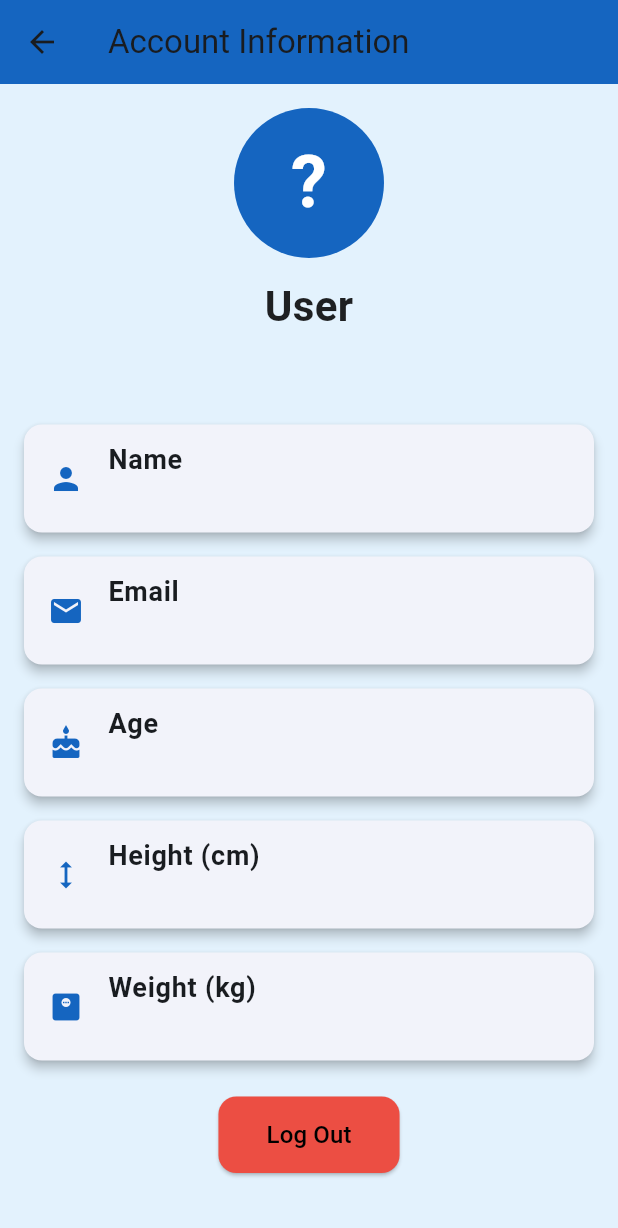
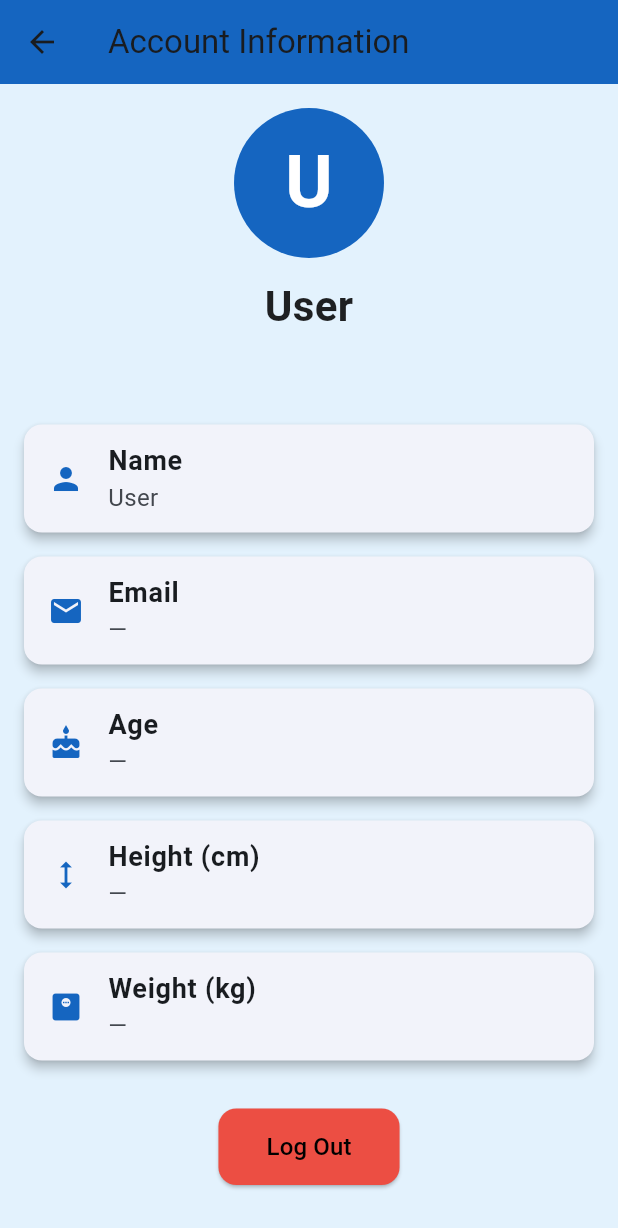
Before and after one commit to AdrienneChiu/AI-SleepAppTracker, a Flutter app: the NavigationExample screen opened by its route, after a tap on the "account circle" icon, on a phone screen of 412 x 824 dp. Shown: the top 1228 px of the screen. Run offline on Flutter 3.47's test engine with Material 3 defaults, Android fonts, the phone set to English and light mode, and no system bars; our stand-ins replace fl_chart, sqflite; missing offline and left inert: tflite_flutter; accounts and stored records are empty.

Commit message:
trying to fix userAcc issue

```diff
--- a/lib/account_page.dart
+++ b/lib/account_page.dart
@@ -2,12 +2,46 @@ import 'package:flutter/material.dart';
 import 'login_page/login_page.dart';
 
 class AccountPage extends StatelessWidget {
-  final Map<String, String> userData;
+  final Map<String, dynamic> userData;
 
   const AccountPage({super.key, required this.userData});
 
+  // Helper: first non-empty value among possible keys
+  String _firstNonEmpty(List<String> keys) {
+    for (final k in keys) {
+      final v = userData[k];
+      if (v == null) continue;
+      final s = v.toString().trim();
+      if (s.isNotEmpty) return s;
+    }
+    return '';
+  }
+
+  // Build display name from common patterns
+  String get _displayName {
+    final name = _firstNonEmpty(['name', 'fullName', 'full_name', 'username']);
+    if (name.isNotEmpty) return name;
+
+    final first = _firstNonEmpty(['first_name', 'firstName', 'givenName']);
+    final last  = _firstNonEmpty(['last_name', 'lastName', 'familyName']);
+    final joined = [first, last].where((s) => s.isNotEmpty).join(' ');
+    if (joined.isNotEmpty) return joined;
+
+    return 'User';
+    }
+
+  String get _email  => _firstNonEmpty(['email', 'email_address', 'mail']);
+  String get _age    => _firstNonEmpty(['age']);
+  String get _height => _firstNonEmpty(['height', 'height_cm', 'heightCm']);
+  String get _weight => _firstNonEmpty(['weight', 'weight_kg', 'weightKg']);
+
   @override
   Widget build(BuildContext context) {
+    // quick console check so we can see incoming keys if still blank
+    // (harmless in production; remove later if you like)
+    // ignore: avoid_print
+    debugPrint('AccountPage userData keys: ${userData.keys.toList()}');
+
     return Scaffold(
       appBar: AppBar(
         title: const Text('Account Information'),
@@ -20,16 +54,43 @@ class AccountPage extends StatelessWidget {
           children: [
             _buildProfileHeader(),
             const SizedBox(height: 24),
-            _buildInfoCard(Icons.person, 'Name', userData['name'] ?? ''),
-            _buildInfoCard(Icons.email, 'Email', userData['email'] ?? ''),
-            _buildInfoCard(Icons.cake, 'Age', userData['age'] ?? ''),
-            _buildInfoCard(Icons.height, 'Height (cm)', userData['height'] ?? ''),
-            _buildInfoCard(Icons.monitor_weight, 'Weight (kg)', userData['weight'] ?? ''),
+            _buildInfoCard(Icons.person, 'Name', _displayName),
+            _buildInfoCard(Icons.email, 'Email', _email),
+            _buildInfoCard(Icons.cake, 'Age', _age),
+            _buildInfoCard(Icons.height, 'Height (cm)', _height),
+            _buildInfoCard(Icons.monitor_weight, 'Weight (kg)', _weight),
+
             const SizedBox(height: 16),
+
+            // ---------- Optional: Debug raw map viewer (helps see real keys) ----------
+            if (userData.isNotEmpty)
+              ExpansionTile(
+                initiallyExpanded: false,
+                title: const Text('Debug: raw user data',
+                    style: TextStyle(fontWeight: FontWeight.w600)),
+                children: [
+                  Container(
+                    width: double.infinity,
+                    padding: const EdgeInsets.all(12),
+                    margin: const EdgeInsets.symmetric(horizontal: 8, vertical: 8),
+                    decoration: BoxDecoration(
+                      color: Colors.white,
+                      borderRadius: BorderRadius.circular(8),
+                      border: Border.all(color: Colors.black12),
+                    ),
+                    child: Text(
+                      userData.toString(),
+                      style: const TextStyle(fontFamily: 'monospace'),
+                    ),
+                  )
+                ],
+              ),
+            // -------------------------------------------------------------------------
+
+            const SizedBox(height: 8),
             Center(
               child: ElevatedButton(
                 onPressed: () {
-                  // Navigate back to login page
                   Navigator.pushAndRemoveUntil(
                     context,
                     MaterialPageRoute(builder: (context) => const LoginPage()),
@@ -41,12 +102,10 @@ class AccountPage extends StatelessWidget {
                   foregroundColor: Colors.black,
                   padding: const EdgeInsets.symmetric(horizontal: 32, vertical: 14),
                   shape: RoundedRectangleBorder(
-                      borderRadius: BorderRadius.circular(12)),
+                    borderRadius: BorderRadius.circular(12),
+                  ),
                 ),
-                child: const Text(
-                  'Log Out',
-                  style: TextStyle(fontSize: 16),
-                ),
+                child: const Text('Log Out', style: TextStyle(fontSize: 16)),
               ),
             ),
           ],
@@ -56,24 +115,34 @@ class AccountPage extends StatelessWidget {
   }
 
   Widget _buildProfileHeader() {
+    final initial = _displayName.isNotEmpty ? _displayName[0].toUpperCase() : '?';
+
     return Column(
       children: [
         CircleAvatar(
           radius: 50,
           backgroundColor: Colors.blue[800],
           child: Text(
-            (userData['name']?.isNotEmpty == true) ? userData['name']![0].toUpperCase() : '?',
-            style: const TextStyle(fontSize: 48, color: Colors.white, fontWeight: FontWeight.bold),
+            initial,
+            style: const TextStyle(
+              fontSize: 48,
+              color: Colors.white,
+              fontWeight: FontWeight.bold,
+            ),
           ),
         ),
         const SizedBox(height: 12),
         Text(
-          userData['name'] ?? 'User',
-          style: const TextStyle(fontSize: 28, fontWeight: FontWeight.bold, color: Colors.black87),
+          _displayName,
+          style: const TextStyle(
+            fontSize: 28,
+            fontWeight: FontWeight.bold,
+            color: Colors.black87,
+          ),
         ),
         const SizedBox(height: 4),
         Text(
-          userData['email'] ?? '',
+          _email,
           style: TextStyle(fontSize: 16, color: Colors.grey[700]),
         ),
       ],
@@ -87,12 +156,9 @@ class AccountPage extends StatelessWidget {
       shape: RoundedRectangleBorder(borderRadius: BorderRadius.circular(12)),
       child: ListTile(
         leading: Icon(icon, color: Colors.blue[800]),
-        title: Text(
-          label,
-          style: const TextStyle(fontWeight: FontWeight.w600, fontSize: 18),
-        ),
+        title: Text(label, style: const TextStyle(fontWeight: FontWeight.w600, fontSize: 18)),
         subtitle: Text(
-          value,
+          value.isNotEmpty ? value : '—',
           style: const TextStyle(fontSize: 16),
         ),
       ),
--- a/lib/login_page/login_page.dart
+++ b/lib/login_page/login_page.dart
@@ -1,6 +1,9 @@
 import 'package:flutter/material.dart';
+import 'package:provider/provider.dart';
+
 import '../database/database_helper.dart';
 import 'signin_page.dart';
+import '../providers/session_provider.dart';
 
 class LoginPage extends StatefulWidget {
   const LoginPage({super.key});
@@ -15,7 +18,6 @@ class _LoginPageState extends State<LoginPage> {
   final _formKey = GlobalKey<FormState>();
 
   String? _errorMessage;
-  Map<String, dynamic>? userData;
 
   Future<void> _handleLogin() async {
     if (_emailController.text.isEmpty || _passwordController.text.isEmpty) {
@@ -29,8 +31,12 @@ class _LoginPageState extends State<LoginPage> {
     if (user != null) {
       if (_passwordController.text == user['password']) {
         setState(() => _errorMessage = null);
-        userData = user;
 
+        // ✅ Save into SessionProvider
+        final session = Provider.of<SessionProvider>(context, listen: false);
+        session.setUser(user);
+
+        debugPrint("Logged in user: $user");
 
         Navigator.of(context).pushReplacementNamed('/home');
       } else {
@@ -48,8 +54,8 @@ class _LoginPageState extends State<LoginPage> {
     );
 
     if (result != null && result is Map<String, dynamic>) {
-      userData = result;
-      _emailController.text = userData!['email'];
+      // Prefill email after signup
+      _emailController.text = result['email'];
     }
   }
 
@@ -104,24 +110,36 @@ class _LoginPageState extends State<LoginPage> {
                 ),
                 const SizedBox(height: 16),
                 if (_errorMessage != null)
-                  Text(_errorMessage!, style: const TextStyle(color: Colors.redAccent)),
+                  Text(
+                    _errorMessage!,
+                    style: const TextStyle(color: Colors.redAccent),
+                  ),
                 const SizedBox(height: 16),
                 ElevatedButton(
                   onPressed: _handleLogin,
                   style: ElevatedButton.styleFrom(
                     backgroundColor: const Color.fromARGB(255, 7, 167, 241),
                     foregroundColor: Colors.white,
-                    padding: const EdgeInsets.symmetric(horizontal: 32, vertical: 14),
-                    shape: RoundedRectangleBorder(borderRadius: BorderRadius.circular(12)),
+                    padding: const EdgeInsets.symmetric(
+                        horizontal: 32, vertical: 14),
+                    shape: RoundedRectangleBorder(
+                      borderRadius: BorderRadius.circular(12),
+                    ),
                   ),
-                  child: const Text('Login', style: TextStyle(fontSize: 16)),
+                  child: const Text(
+                    'Login',
+                    style: TextStyle(fontSize: 16),
+                  ),
                 ),
                 const SizedBox(height: 12),
                 TextButton(
                   onPressed: _goToSignupPage,
                   style: TextButton.styleFrom(
                     foregroundColor: Colors.white,
-                    textStyle: const TextStyle(fontSize: 14, decoration: TextDecoration.underline),
+                    textStyle: const TextStyle(
+                      fontSize: 14,
+                      decoration: TextDecoration.underline,
+                    ),
                   ),
                   child: const Text("Create Account"),
                 ),
--- a/lib/navigation.dart
+++ b/lib/navigation.dart
@@ -1,4 +1,5 @@
 import 'package:flutter/material.dart';
+import 'package:provider/provider.dart';
 
 // Your pages
 import 'home_page.dart';
@@ -6,16 +7,16 @@ import 'Insights Page/insights_page.dart';
 import 'Info Page/info_page.dart';
 import 'account_page.dart';
 
-// Generated sleep data for 42 nights
-import 'package:provider/provider.dart';
+// Providers
 import 'providers/sleep_data_provider.dart';
+import 'providers/session_provider.dart';
+
+// Models + utils
 import 'models/sleep_stage_result.dart';
 import 'utils/synthetic_sleep.dart';
 
 class NavigationExample extends StatefulWidget {
-  final Map<String, dynamic>? userData; // nullable
-
-  const NavigationExample({super.key, this.userData});
+  const NavigationExample({super.key});
 
   @override
   State<NavigationExample> createState() => _NavigationExampleState();
@@ -39,7 +40,7 @@ class _NavigationExampleState extends State<NavigationExample> {
     WidgetsBinding.instance.addPostFrameCallback((_) {
       final p = Provider.of<SleepDataProvider>(context, listen: false);
       if (p.results.isEmpty) {
-        _seedPastNights(p, days: 42); // ~6 weeks; change to taste (e.g., 21 = 3 weeks)
+        _seedPastNights(p, days: 42); // ~6 weeks; adjust as needed
       }
     });
   }
@@ -48,18 +49,22 @@ class _NavigationExampleState extends State<NavigationExample> {
     final now = DateTime.now();
     // Seed oldest -> newest so provider.latest is the most recent day
     for (int i = days; i >= 1; i--) {
-      final date = DateTime(now.year, now.month, now.day).subtract(Duration(days: i));
+      final date =
+          DateTime(now.year, now.month, now.day).subtract(Duration(days: i));
       final map = syntheticNight(seed: date.millisecondsSinceEpoch);
       p.addResult(SleepStageResult(timestamp: date, stageDurations: map));
     }
   }
 
   void _goToAccountPage() {
+    final session = Provider.of<SessionProvider>(context, listen: false);
+    final userData = session.user ?? {};
+
     Navigator.push(
       context,
       MaterialPageRoute(
         builder: (context) => AccountPage(
-          userData: widget.userData?.map((k, v) => MapEntry(k, v.toString())) ?? {},
+          userData: userData.map((k, v) => MapEntry(k, v.toString())),
         ),
       ),
     );
@@ -93,7 +98,8 @@ class _NavigationExampleState extends State<NavigationExample> {
       ),
       body: pages[currentPageIndex],
       bottomNavigationBar: NavigationBar(
-        onDestinationSelected: (index) => setState(() => currentPageIndex = index),
+        onDestinationSelected: (index) =>
+            setState(() => currentPageIndex = index),
         selectedIndex: currentPageIndex,
         destinations: const [
           NavigationDestination(
--- /dev/null
+++ b/lib/providers/session_provider.dart
@@ -0,0 +1,16 @@
+import 'package:flutter/foundation.dart';
+
+class SessionProvider extends ChangeNotifier {
+  Map<String, dynamic>? _user;
+  Map<String, dynamic>? get user => _user;
+
+  void setUser(Map<String, dynamic> u) {
+    _user = Map<String, dynamic>.from(u);
+    notifyListeners();
+  }
+
+  void clear() {
+    _user = null;
+    notifyListeners();
+  }
+}
```
Also changed, not shown: lib/database/database_helper.dart (+38 -5 lines), lib/login_page/signin_page.dart (+66 -45 lines), lib/main.dart (+9 -2 lines).
